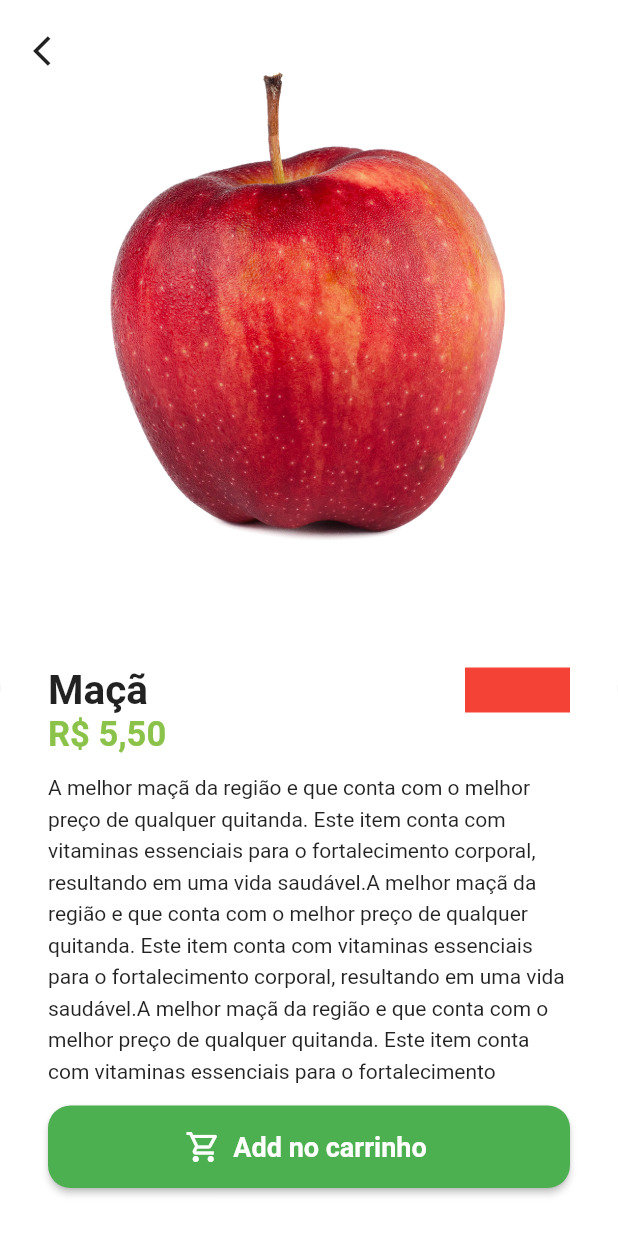
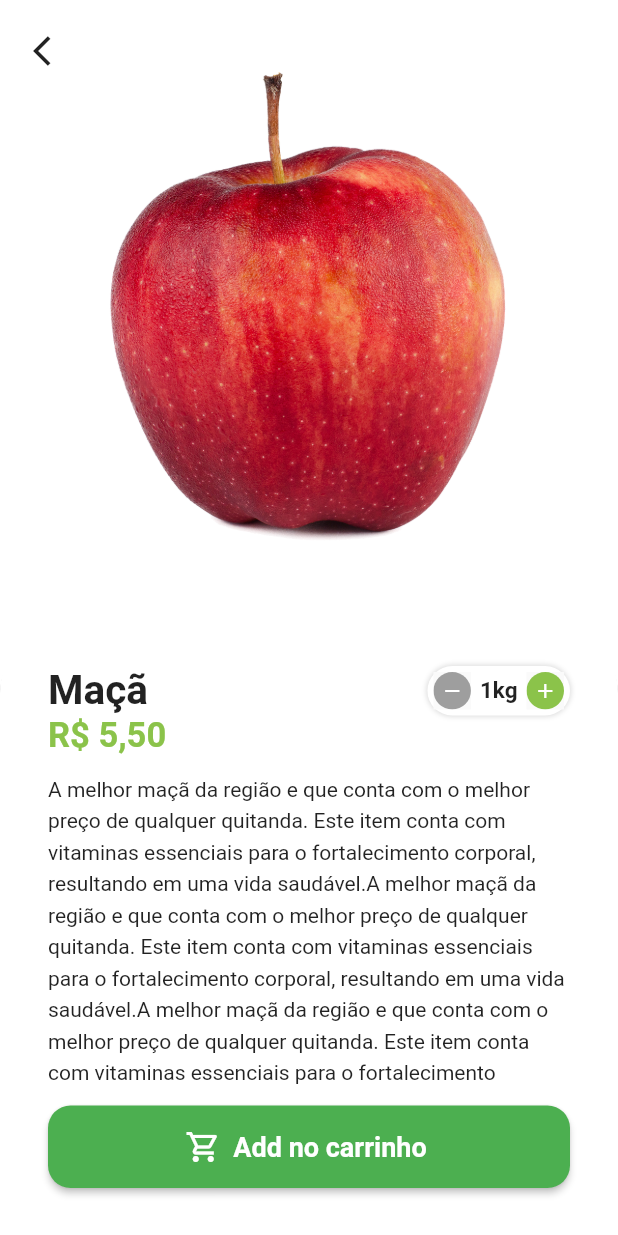
Before and after one commit to thomasbalmant/appQuitanda, a Flutter app: the screen it shows after launch, after a tap on "Entrar", after a tap on "Maçã", on a phone screen of 412 x 824 dp. Run offline on Flutter 3.47's test engine with Material 2 defaults, Android fonts, the phone set to English and light mode, and no system bars; our stand-ins replace animated_text_kit, badges, mask_text_input_formatter.

Commit message:
quantity button

```diff
--- a/lib/src/pages/common_widgets/quantity_widget.dart
+++ b/lib/src/pages/common_widgets/quantity_widget.dart
@@ -1,10 +1,90 @@
 import 'package:flutter/material.dart';
+import 'package:quitanda_getx/src/config/custom_colors.dart';
 
 class QuantityWidget extends StatelessWidget {
   const QuantityWidget({super.key});
 
   @override
   Widget build(BuildContext context) {
-    return Container();
+    return Container(
+      padding: const EdgeInsets.all(4),
+      decoration: BoxDecoration(
+        color: Colors.white,
+        borderRadius: BorderRadius.circular(50),
+        boxShadow: [
+          BoxShadow(
+            color: Colors.grey.shade300,
+            spreadRadius: 1,
+            blurRadius: 2,
+          ),
+        ],
+      ),
+      child: Row(
+        children: [
+          //BOTÃO REMOVER
+          _QuantityWidget(
+            icon: Icons.remove,
+            color: Colors.grey,
+            onPressed: () {},
+          ),
+
+          const Padding(
+            padding: EdgeInsets.symmetric(
+              horizontal: 6,
+            ),
+            child: Text(
+              '1kg',
+              style: TextStyle(
+                fontSize: 15,
+                fontWeight: FontWeight.bold,
+              ),
+            ),
+          ),
+
+          //BOTÃO ADICIONAR
+          _QuantityWidget(
+            icon: Icons.add,
+            color: CustomColors.customSwatchColor,
+            onPressed: () {},
+          ),
+        ],
+      ),
+    );
   }
 }
+
+class _QuantityWidget extends StatelessWidget {
+  final Color color;
+  final IconData icon;
+  final VoidCallback onPressed;
+
+  const _QuantityWidget({
+    Key? key,
+    required this.color,
+    required this.icon,
+    required this.onPressed,
+  }) : super(key: key);
+
+  @override
+  Widget build(BuildContext context) {
+    return Material(
+      child: InkWell(
+        borderRadius: BorderRadius.circular(50),
+        onTap: onPressed,
+        child: Ink(
+          height: 25,
+          width: 25,
+          decoration: BoxDecoration(
+            color: color,
+            shape: BoxShape.circle,
+          ),
+          child: Icon(
+            icon,
+            color: Colors.white,
+            size: 16,
+          ),
+        ),
+      ),
+    );
+  }
+}
--- a/lib/src/pages/product/product_screen.dart
+++ b/lib/src/pages/product/product_screen.dart
@@ -1,5 +1,6 @@
 import 'package:flutter/material.dart';
 import 'package:quitanda_getx/src/models/item_model.dart';
+import 'package:quitanda_getx/src/pages/common_widgets/quantity_widget.dart';
 import 'package:quitanda_getx/src/services/utils_services.dart';
 
 import '../../config/custom_colors.dart';
@@ -56,11 +57,7 @@
                               ),
                             ),
                           ),
-                          Container(
-                            height: 30,
-                            width: 70,
-                            color: Colors.red,
-                          )
+                          QuantityWidget(),
                         ],
                       ),
 
```
